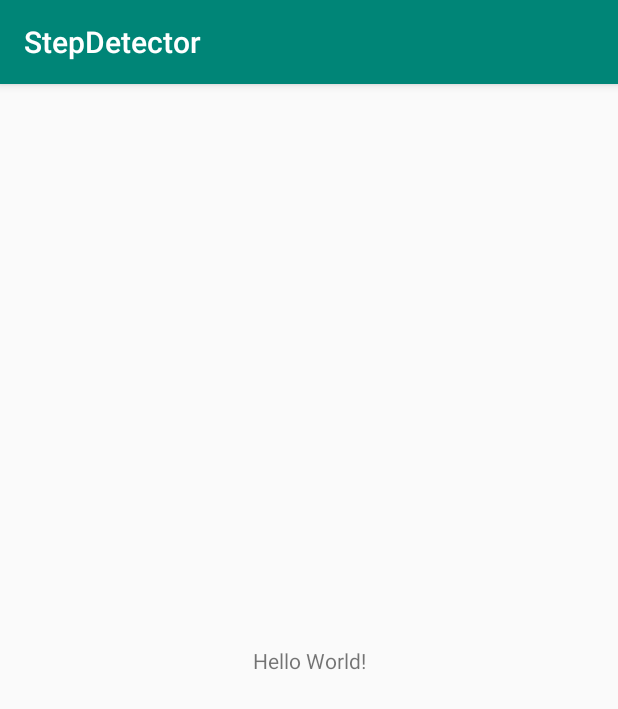
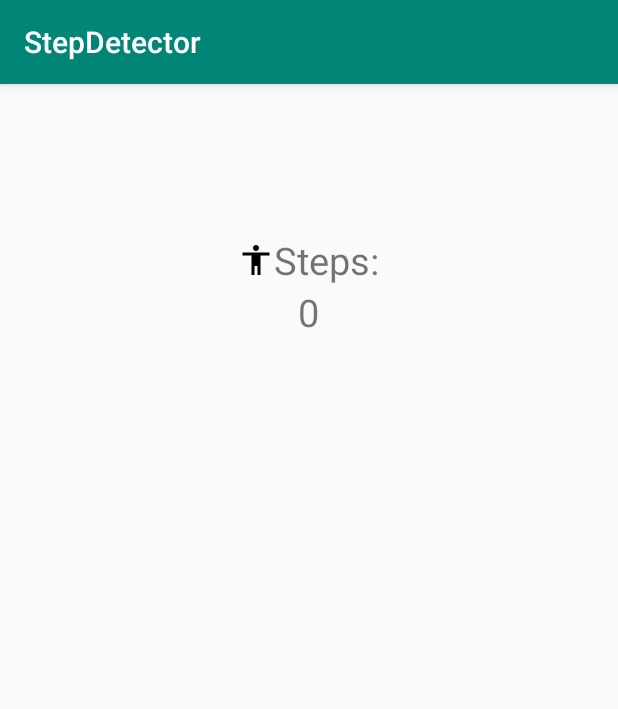
Before and after one commit to EDE2016PRO5/StepDetector, an Android app: the screen it shows after launch (MainActivity), on a phone screen of 412 x 824 dp. Shown: the top 709 px of the screen. Run offline under Robolectric (Android 15) with nearby library versions, the phone set to English and light mode, and no system bars.

Commit message:
First commit. A working step detector. When you take a step a counter is incremented. The state will be stored when you rotate the phone. It works in the background, which is okay, since it is a low power sensor. The next thing to be implemented is to actually use the value from the event instead of just using the callback onsensor change

```diff
--- a/app/src/main/java/dk/sensormanager/pro5/stepdetector/MainActivity.kt
+++ b/app/src/main/java/dk/sensormanager/pro5/stepdetector/MainActivity.kt
@@ -1,12 +1,60 @@
 package dk.sensormanager.pro5.stepdetector
 
+import android.content.Context
+import android.hardware.Sensor
+import android.hardware.SensorEvent
+import android.hardware.SensorEventListener
+import android.hardware.SensorManager
 import android.support.v7.app.AppCompatActivity
 import android.os.Bundle
+import android.widget.Toast
+import kotlinx.android.synthetic.main.activity_main.*
 
-class MainActivity : AppCompatActivity() {
+class MainActivity : AppCompatActivity(), SensorEventListener {
+
+    private var mSensorManager:SensorManager? = null
+    private var mStepDetector : Sensor ?= null
+    private var counter=0
 
     override fun onCreate(savedInstanceState: Bundle?) {
         super.onCreate(savedInstanceState)
+
+        // Check whether we're recreating a previously destroyed instance
+        //update the value if we are, otherwise, just initialize it to 0.
+        counter = savedInstanceState?.getInt("STATE_STEPS") ?: 0
+
         setContentView(R.layout.activity_main)
+        mSensorManager = getSystemService(Context.SENSOR_SERVICE) as SensorManager
+        mStepDetector= mSensorManager!!.getDefaultSensor(Sensor.TYPE_STEP_DETECTOR)
+
+        if(mStepDetector == null)
+        {
+            Toast.makeText(this, "No Step Detector sensor was found!",
+                Toast.LENGTH_LONG).show()
+        }
+        else
+        {
+            mSensorManager?.registerListener(this, mStepDetector, SensorManager.SENSOR_DELAY_UI)
+        }
+
+        txtWalk.text = counter.toString()
+    }
+
+    override fun onSaveInstanceState(outState: Bundle) {
+        // Always call the superclass so it can save the view hierarchy state
+        super.onSaveInstanceState(outState)
+        outState.putInt("STATE_STEPS", counter)
+    }
+
+    override fun onDestroy() {
+        super.onDestroy()
+        mSensorManager?.unregisterListener(this)
+
+    }
+    override fun onSensorChanged(event: SensorEvent?) {
+                    counter+= 1
+                    txtWalk.text = counter.toString()
+    }
+    override fun onAccuracyChanged(sensor: Sensor?, accuracy: Int) {
     }
 }
--- /dev/null
+++ b/app/src/main/res/drawable/ic_accessibility_black_24dp.xml
@@ -0,0 +1,9 @@
+<vector xmlns:android="http://schemas.android.com/apk/res/android"
+        android:width="24dp"
+        android:height="24dp"
+        android:viewportWidth="24.0"
+        android:viewportHeight="24.0">
+    <path
+            android:fillColor="#FF000000"
+            android:pathData="M12,2c1.1,0 2,0.9 2,2s-0.9,2 -2,2 -2,-0.9 -2,-2 0.9,-2 2,-2zM21,9h-6v13h-2v-6h-2v6L9,22L9,9L3,9L3,7h18v2z"/>
+</vector>
--- a/app/src/main/res/layout/activity_main.xml
+++ b/app/src/main/res/layout/activity_main.xml
@@ -1,19 +1,30 @@
 <?xml version="1.0" encoding="utf-8"?>
-<android.support.constraint.ConstraintLayout
-        xmlns:android="http://schemas.android.com/apk/res/android"
+<android.support.constraint.ConstraintLayout xmlns:android="http://schemas.android.com/apk/res/android"
+                                             xmlns:app="http://schemas.android.com/apk/res-auto"
                                              xmlns:tools="http://schemas.android.com/tools"
-        xmlns:app="http://schemas.android.com/apk/res-auto"
                                              android:layout_width="match_parent"
                                              android:layout_height="match_parent"
                                              tools:context=".MainActivity">
 
+    <LinearLayout
+            android:layout_width="match_parent"
+            android:layout_height="match_parent"
+            android:orientation="vertical">
+
         <TextView
                 android:layout_width="wrap_content"
                 android:layout_height="wrap_content"
-            android:text="Hello World!"
-            app:layout_constraintBottom_toBottomOf="parent"
-            app:layout_constraintLeft_toLeftOf="parent"
-            app:layout_constraintRight_toRightOf="parent"
-            app:layout_constraintTop_toTopOf="parent"/>
+                android:drawableStart="@drawable/ic_accessibility_black_24dp"
+                android:layout_gravity="center_horizontal"
+                android:layout_marginTop="100dp"
+                android:text="Steps:"
+                android:textSize="25sp" />
 
+        <TextView
+                android:id="@+id/txtWalk"
+                android:layout_width="wrap_content"
+                android:layout_height="wrap_content"
+                android:layout_gravity="center_horizontal"
+                android:textSize="25sp" />
+    </LinearLayout>
 </android.support.constraint.ConstraintLayout>
```
Lines whose indentation alone changed are shown as unchanged.
